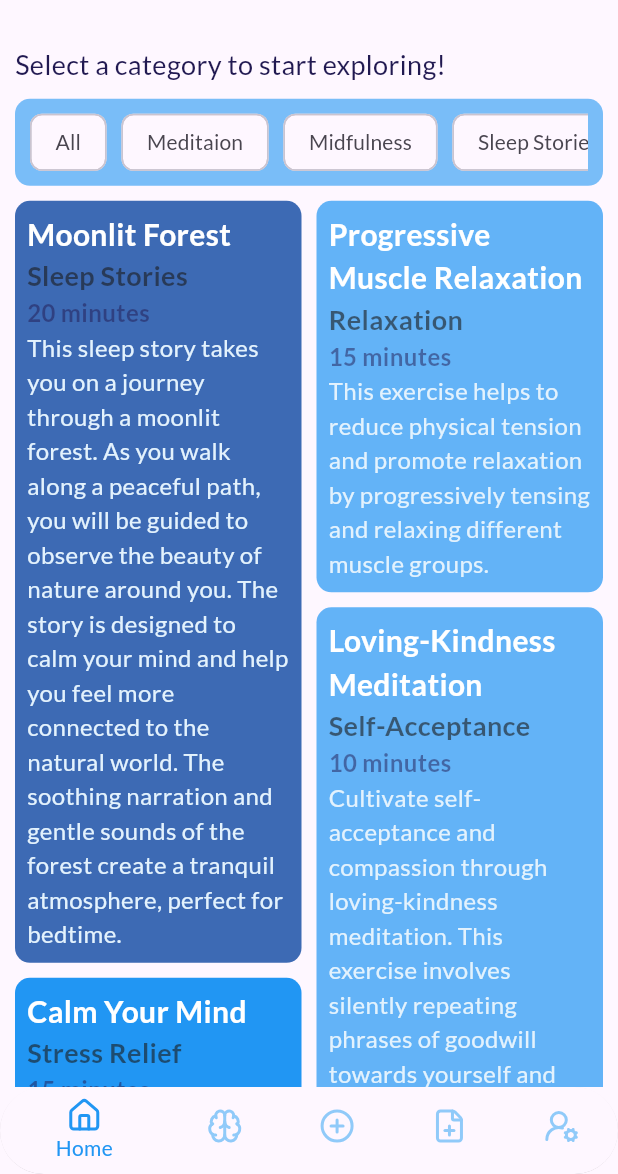
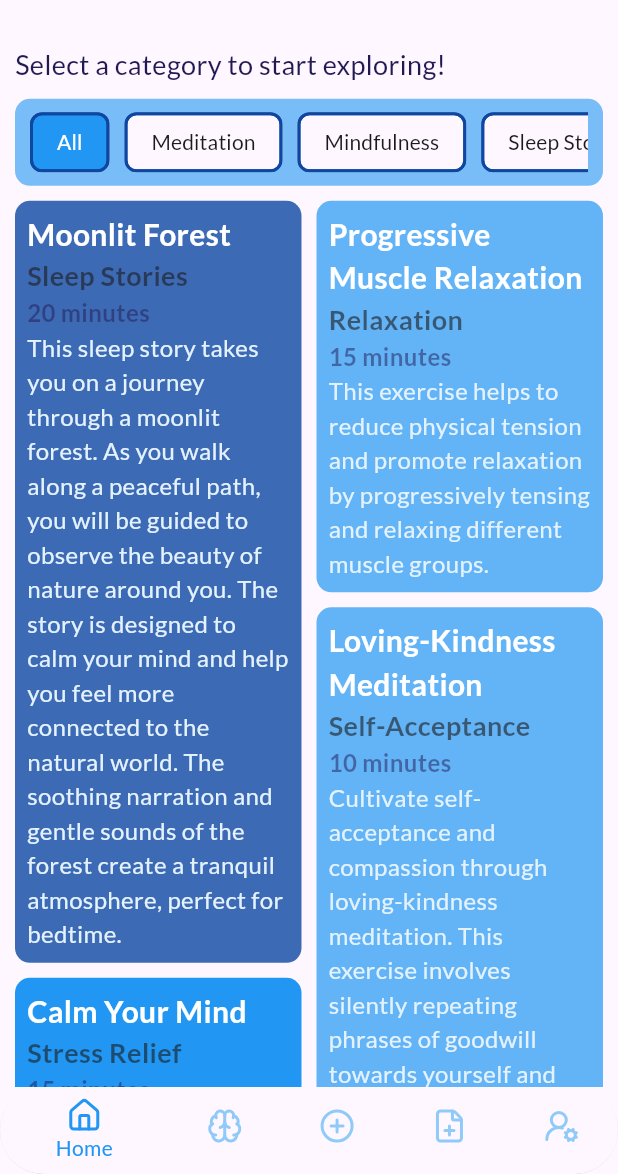
Before and after one commit to senadeeraisle/Meditator, a Flutter app: the screen it shows after launch, on a phone screen of 412 x 824 dp, the part 62-1236 px from its top. Run offline on Flutter 3.47's test engine with Material 3 defaults, Android fonts, the phone set to English and light mode, and no system bars; our stand-ins replace flutter_svg, go_router, google_fonts.

Commit message:
filter functionality completed

```diff
--- a/lib/pages/main_screens/home_page.dart
+++ b/lib/pages/main_screens/home_page.dart
@@ -28,12 +28,7 @@ class HomePage extends StatelessWidget {
               return Center(child: Text("Error loading data"));
             }
             return Consumer<FilterProvider>(
-              builder:
-                  (
-                    BuildContext context,
-                    FilterProvider filetrdata,
-                    Widget? child,
-                  ) {
+              builder: (BuildContext context, FilterProvider filetrdata, Widget? child) {
                 final completedData = filetrdata.filteredData;
                 completedData.shuffle();
                 return SingleChildScrollView(
@@ -47,8 +42,7 @@ class HomePage extends StatelessWidget {
                           children: [
                             Image.asset(
                               'assets/images/meditation_app_logo.png',
-                                  width:
-                                      MediaQuery.of(context).size.width * 0.1,
+                              width: MediaQuery.of(context).size.width * 0.1,
                             ),
                             SizedBox(width: 10),
                             Text(
@@ -86,23 +80,125 @@ class HomePage extends StatelessWidget {
                               child: Row(
                                 children: [
                                   FilterChip(
-                                        label: Text("All"),
-                                        onSelected: (value) {},
+                                    label: Text(
+                                      "All",
+                                      style: TextStyle(
+                                        color:
+                                            filetrdata.getSelectedCategory() ==
+                                                "All"
+                                            ? AppColors.kPrimaryWhiteColor
+                                            : AppColors.kPrimaryBlackColor,
+                                      ),
+                                    ),
+                                    onSelected: (bool value) {
+                                      filetrdata.filterData(category: "All");
+                                    },
+                                    selected:
+                                        filetrdata.getSelectedCategory() ==
+                                        "All",
+                                    selectedColor: AppColors.kPrimaryBlue,
+                                    shape: RoundedRectangleBorder(
+                                      borderRadius:
+                                          BorderRadiusGeometry.circular(8),
+                                      side: BorderSide(
+                                        color: AppColors.kPrimaryDarkBlue,
+                                        width: 2,
+                                      ),
+                                    ),
+                                    showCheckmark: false,
                                   ),
                                   SizedBox(width: 10),
                                   FilterChip(
-                                        label: Text("Meditaion"),
-                                        onSelected: (value) {},
+                                    label: Text(
+                                      "Meditation",
+                                      style: TextStyle(
+                                        color:
+                                            filetrdata.getSelectedCategory() ==
+                                                "Meditation"
+                                            ? AppColors.kPrimaryWhiteColor
+                                            : AppColors.kPrimaryBlackColor,
+                                      ),
+                                    ),
+                                    onSelected: (bool value) {
+                                      filetrdata.filterData(
+                                        category: "Meditation",
+                                      );
+                                    },
+                                    selected:
+                                        filetrdata.getSelectedCategory() ==
+                                        "Meditation",
+                                    selectedColor: AppColors.kPrimaryBlue,
+                                    showCheckmark: false,
+                                    shape: RoundedRectangleBorder(
+                                      borderRadius:
+                                          BorderRadiusGeometry.circular(8),
+                                      side: BorderSide(
+                                        color: AppColors.kPrimaryDarkBlue,
+                                        width: 2,
+                                      ),
+                                    ),
                                   ),
                                   SizedBox(width: 10),
                                   FilterChip(
-                                        label: Text("Midfulness"),
-                                        onSelected: (value) {},
+                                    label: Text(
+                                      "Mindfulness",
+                                      style: TextStyle(
+                                        color:
+                                            filetrdata.getSelectedCategory() ==
+                                                "Mindfulness"
+                                            ? AppColors.kPrimaryWhiteColor
+                                            : AppColors.kPrimaryBlackColor,
+                                      ),
+                                    ),
+                                    onSelected: (bool value) {
+                                      filetrdata.filterData(
+                                        category: "Mindfulness",
+                                      );
+                                    },
+                                    selected:
+                                        filetrdata.getSelectedCategory() ==
+                                        "Mindfulness",
+                                    selectedColor: AppColors.kPrimaryBlue,
+                                    showCheckmark: false,
+                                    shape: RoundedRectangleBorder(
+                                      borderRadius:
+                                          BorderRadiusGeometry.circular(8),
+                                      side: BorderSide(
+                                        color: AppColors.kPrimaryDarkBlue,
+                                        width: 2,
+                                      ),
+                                    ),
                                   ),
                                   SizedBox(width: 10),
                                   FilterChip(
-                                        label: Text("Sleep Stories"),
-                                        onSelected: (value) {},
+                                    label: Text(
+                                      "Sleep Stories",
+                                      style: TextStyle(
+                                        color:
+                                            filetrdata.getSelectedCategory() ==
+                                                "Sleep_Exercise"
+                                            ? AppColors.kPrimaryWhiteColor
+                                            : AppColors.kPrimaryBlackColor,
+                                      ),
+                                    ),
+                                    onSelected: (bool value) {
+                                      filetrdata.filterData(
+                                        category: "Sleep_Exercise",
+                                      );
+                                    },
+                                    selected:
+                                        filetrdata.getSelectedCategory() ==
+                                        "Sleep_Exercise",
+                                    selectedColor: AppColors.kPrimaryBlue,
+                                    showCheckmark: false,
+                                    shape: RoundedRectangleBorder(
+                                      borderRadius:
+                                          BorderRadiusGeometry.circular(8),
+                                      side: BorderSide(
+                                        color: AppColors.kPrimaryDarkBlue,
+                                        width: 2,
+                                      ),
+                                    ),
                                   ),
                                 ],
                               ),
@@ -127,8 +223,9 @@ class HomePage extends StatelessWidget {
                                         ? AppColors.kPrimaryBlue.withValues(
                                             alpha: 0.7,
                                           )
-                                            : AppColors.kPrimaryDarkBlue
-                                                  .withValues(alpha: 0.8),
+                                        : AppColors.kPrimaryDarkBlue.withValues(
+                                            alpha: 0.8,
+                                          ),
                                   ),
                                   child: Padding(
                                     padding: EdgeInsets.all(8),
--- a/lib/providers/filter_provider.dart
+++ b/lib/providers/filter_provider.dart
@@ -10,6 +10,7 @@ import 'package:meditator/providers/meditation_provider.dart';
 class FilterProvider extends ChangeNotifier {
   List<dynamic> _allData = [];
   List<dynamic> _filteredData = [];
+  String _selectedCategory = "All";
 
   //get all data from other providers
   Future<void> getData(BuildContext context) async {
@@ -39,4 +40,24 @@ class FilterProvider extends ChangeNotifier {
   }
 
   List<dynamic> get filteredData => _filteredData;
+
+  //method to filter the data
+  void filterData({required String category}) {
+    _selectedCategory = category;
+    if (_selectedCategory == "All") {
+      _filteredData = _allData;
+    } else if (_selectedCategory == "Meditation") {
+      _filteredData = _allData.whereType<MeditationExercise>().toList();
+    } else if (_selectedCategory == "Mindfulness") {
+      _filteredData = _allData.whereType<MindfulnessExercise>().toList();
+    } else if (_selectedCategory == "Sleep_Exercise") {
+      _filteredData = _allData.whereType<SleepExerciseModel>().toList();
+    }
+    notifyListeners();
+  }
+
+  // method to get selected category
+  String getSelectedCategory() {
+    return _selectedCategory;
+  }
 }
```
Lines whose indentation alone changed are shown as unchanged.
